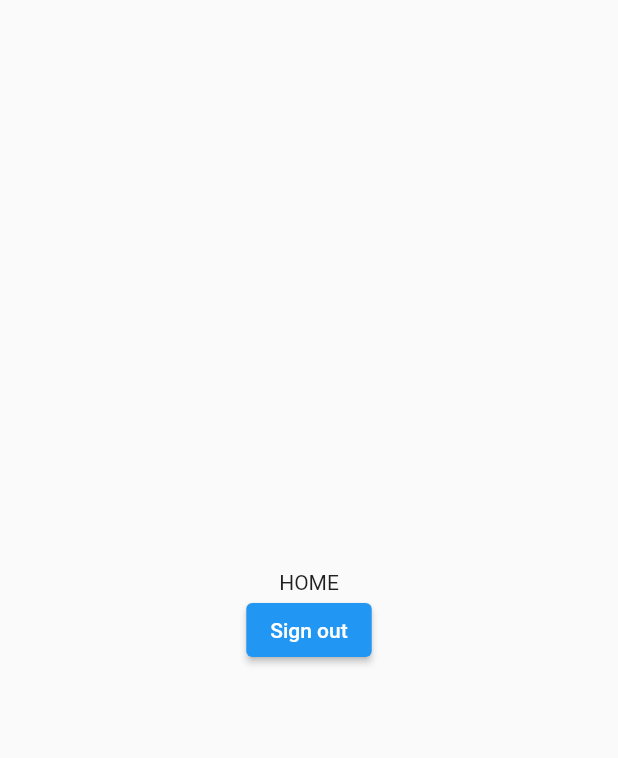
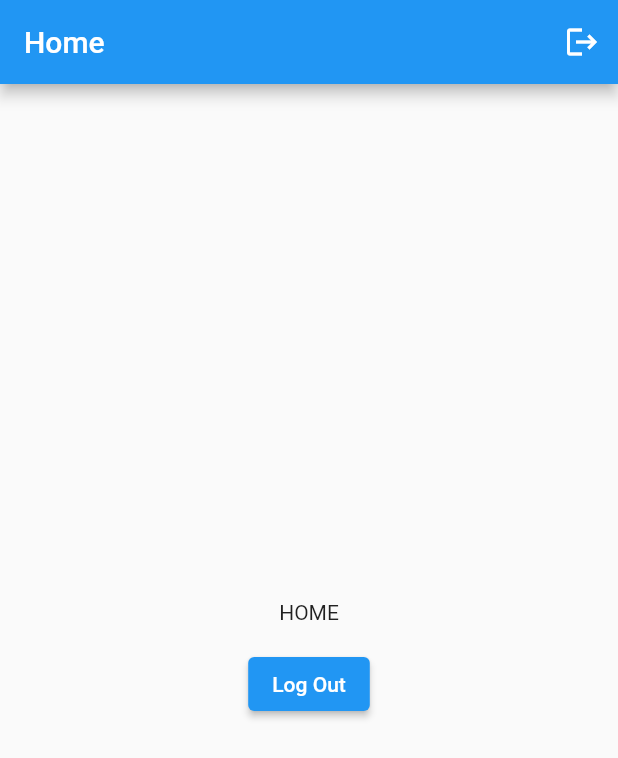
Before and after one commit to ShreyanshuShubham/medi_dex, a Flutter app: the screen it shows once a user with an empty profile is signed in, on a phone screen of 412 x 824 dp. Shown: the top 758 px of the screen. Run offline on Flutter 3.47's test engine with Material 2 defaults, Android fonts, the phone set to English and light mode, and no system bars; our stand-ins replace firebase_auth, firebase_core; accounts and stored records are empty; network calls fail.

Commit message:
working login
login and logout is working need to implement other features

```diff
--- a/lib/home_page.dart
+++ b/lib/home_page.dart
@@ -1,22 +1,34 @@
+import 'package:firebase_auth/firebase_auth.dart';
 import 'package:flutter/material.dart';
-import 'package:provider/provider.dart';
-import 'authentication_service.dart';
 
-class HomePage extends StatelessWidget {
+class Home extends StatefulWidget {
+  const Home({Key? key}) : super(key: key);
+
+  @override
+  State<Home> createState() => _HomeState();
+}
+
+class _HomeState extends State<Home> {
+  final user = FirebaseAuth.instance.currentUser!;
+
   @override
   Widget build(BuildContext context) {
     return Scaffold(
+      appBar: AppBar(
+        title: Text('Home'),
+        actions: [
+          IconButton(onPressed: ()=> FirebaseAuth.instance.signOut(), icon: Icon(Icons.logout)),
+        ],
+      ),
       body: Center(
         child: Column(
           mainAxisAlignment: MainAxisAlignment.center,
           children: [
-            Text("HOME"),
+            Text('HOME'),
+            Text(user.email!),
             ElevatedButton(
-              onPressed: () {
-                context.read<AuthenticationService>().signOut();
-              },
-              child: Text("Sign out"),
-            ),
+                onPressed: () => FirebaseAuth.instance.signOut(),
+                child: Text('Log Out'))
           ],
         ),
       ),
--- a/lib/main.dart
+++ b/lib/main.dart
@@ -1,55 +1,41 @@
 import 'package:firebase_auth/firebase_auth.dart';
-import 'authentication_service.dart';
-import 'home_page.dart';
-import 'sign_in_page.dart';
 import 'package:firebase_core/firebase_core.dart';
 import 'package:flutter/material.dart';
-import 'package:provider/provider.dart';
+
+import 'login_page.dart';
+import 'home_page.dart';
 
 Future<void> main() async {
   WidgetsFlutterBinding.ensureInitialized();
   await Firebase.initializeApp();
-  runApp(MyApp());
+  runApp(const MyApp());
 }
-
 class MyApp extends StatelessWidget {
-  const MyApp({super.key});
+  const MyApp({Key? key}) : super(key: key);
 
   @override
   Widget build(BuildContext context) {
-    return MultiProvider(
-      providers: [
-        // Provider<AuthenticationService>(
-        Provider<AuthenticationService>(
-          create: (_) => AuthenticationService(FirebaseAuth.instance),
-        ),
-        StreamProvider(
-          create: (context) => context.read<AuthenticationService>().authStateChanges,
-          initialData: null,
-        )
-      ],
-      child: MaterialApp(
-        title: 'Flutter Demo',
-        theme: ThemeData(
-          primarySwatch: Colors.blue,
-          visualDensity: VisualDensity.adaptivePlatformDensity,
-        ),
-        home: AuthenticationWrapper(),
-      ),
+    return const MaterialApp(
+      debugShowCheckedModeBanner: false,
+      home: MainPage(),
     );
   }
 }
-
-class AuthenticationWrapper extends StatelessWidget {
-  const AuthenticationWrapper({super.key});
+class MainPage extends StatelessWidget {
+  const MainPage({Key? key}) : super(key: key);
 
   @override
   Widget build(BuildContext context) {
-    final firebaseUser = context.watch<User>();
-
-    if (firebaseUser != null) {
-      return HomePage();
+    return StreamBuilder<User?>(
+          stream: FirebaseAuth.instance.authStateChanges(),
+          builder: (context,snapshot) {
+            if(snapshot.hasData) {
+              return const Home();
+            }else {
+              return const LoginWidget();
+            }
     }
-    return SignInPage();
+          )
+    ;
   }
 }
```
Also changed, not shown: lib/authentication_service.dart (deleted, +0 -57 lines), lib/login_page.dart (added, +53 -0 lines), lib/sign_in_page.dart (deleted, +0 -39 lines), 1 other file.
